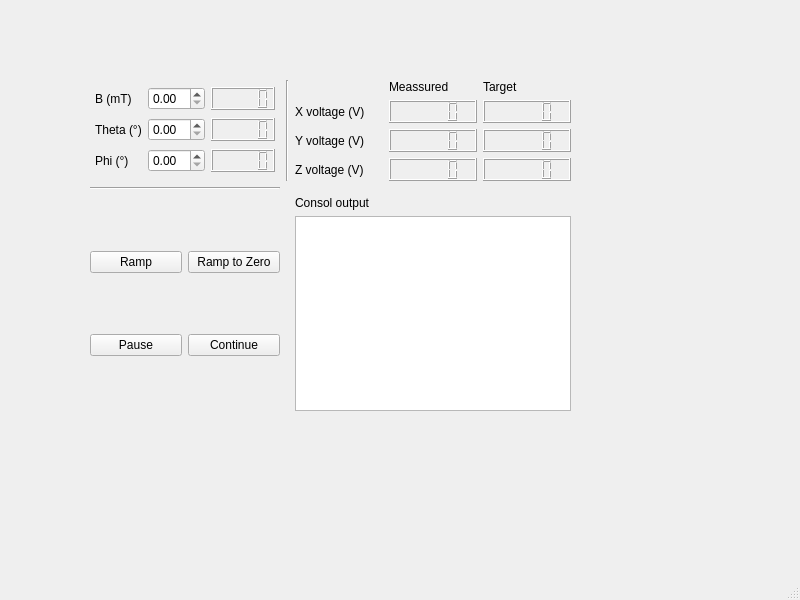
The window that src/qudi/gui/magnet/magnet_ui_qudi.ui (PI3-Stuttgart/squdi) describes before a commit, drawn with Qt 5.
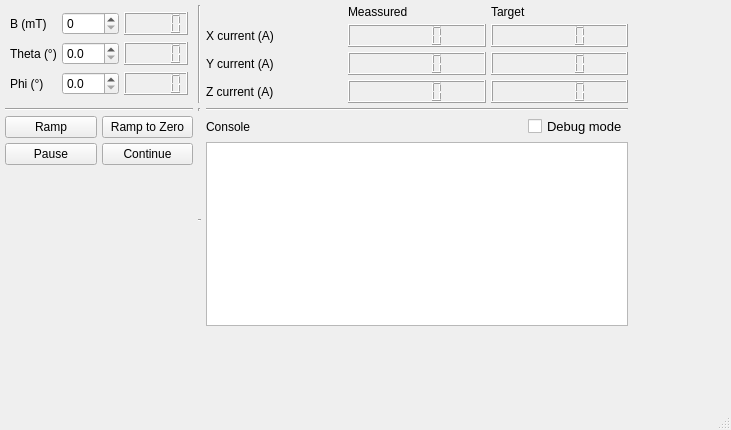
The same window after the commit.

Commit message: magnet control

The edit to the form file:
```diff
--- a/src/qudi/gui/magnet/magnet_ui_qudi.ui
+++ b/src/qudi/gui/magnet/magnet_ui_qudi.ui
@@ -6,8 +6,8 @@
    <rect>
     <x>0</x>
     <y>0</y>
-    <width>800</width>
-    <height>600</height>
+    <width>731</width>
+    <height>430</height>
    </rect>
   </property>
   <property name="windowTitle">
@@ -17,13 +17,28 @@
    <widget class="QWidget" name="gridLayoutWidget_2">
     <property name="geometry">
      <rect>
-      <x>90</x>
-      <y>80</y>
-      <width>481</width>
+      <x>0</x>
+      <y>0</y>
+      <width>633</width>
       <height>331</height>
      </rect>
     </property>
     <layout class="QGridLayout" name="gridLayout_2">
+     <property name="leftMargin">
+      <number>5</number>
+     </property>
+     <property name="topMargin">
+      <number>5</number>
+     </property>
+     <property name="rightMargin">
+      <number>5</number>
+     </property>
+     <property name="bottomMargin">
+      <number>5</number>
+     </property>
+     <property name="spacing">
+      <number>5</number>
+     </property>
      <item row="1" column="0">
       <widget class="Line" name="line">
        <property name="orientation">
@@ -41,41 +56,68 @@
      <item row="0" column="2">
       <layout class="QGridLayout" name="gridLayout_4">
        <item row="1" column="1">
-        <widget class="QLCDNumber" name="lcdNumber_4"/>
+        <widget class="QLCDNumber" name="lcdNumber_meas_x_voltage">
+         <property name="digitCount">
+          <number>5</number>
+         </property>
+        </widget>
        </item>
        <item row="2" column="2">
-        <widget class="QLCDNumber" name="lcdNumber_8"/>
+        <widget class="QLCDNumber" name="lcdNumber_target_y_voltage">
+         <property name="digitCount">
+          <number>5</number>
+         </property>
+        </widget>
        </item>
        <item row="1" column="0">
         <widget class="QLabel" name="label_4">
          <property name="text">
-          <string>X voltage (V)</string>
+          <string>X current (A)</string>
          </property>
         </widget>
        </item>
        <item row="3" column="1">
-        <widget class="QLCDNumber" name="lcdNumber_6"/>
+        <widget class="QLCDNumber" name="lcdNumber_meas_z_voltage">
+         <property name="digitCount">
+          <number>5</number>
+         </property>
+        </widget>
        </item>
        <item row="2" column="0">
         <widget class="QLabel" name="label_5">
          <property name="text">
-          <string>Y voltage (V)</string>
+          <string>Y current (A)</string>
          </property>
         </widget>
        </item>
        <item row="3" column="2">
-        <widget class="QLCDNumber" name="lcdNumber_9"/>
+        <widget class="QLCDNumber" name="lcdNumber_target_z_voltage">
+         <property name="digitCount">
+          <number>5</number>
+         </property>
+         <property name="segmentStyle">
+          <enum>QLCDNumber::Filled</enum>
+         </property>
+        </widget>
        </item>
        <item row="2" column="1">
-        <widget class="QLCDNumber" name="lcdNumber_5"/>
+        <widget class="QLCDNumber" name="lcdNumber_meas_y_voltage">
+         <property name="digitCount">
+          <number>5</number>
+         </property>
+        </widget>
        </item>
        <item row="1" column="2">
-        <widget class="QLCDNumber" name="lcdNumber_7"/>
+        <widget class="QLCDNumber" name="lcdNumber_target_x_voltage">
+         <property name="digitCount">
+          <number>5</number>
+         </property>
+        </widget>
        </item>
        <item row="3" column="0">
         <widget class="QLabel" name="label_6">
          <property name="text">
-          <string>Z voltage (V)</string>
+          <string>Z current (A)</string>
          </property>
         </widget>
        </item>
@@ -97,20 +139,6 @@
      </item>
      <item row="2" column="0">
       <layout class="QGridLayout" name="gridLayout_3">
-       <item row="1" column="0">
-        <widget class="QPushButton" name="pushButton_2">
-         <property name="text">
-          <string>Pause</string>
-         </property>
-        </widget>
-       </item>
-       <item row="0" column="0">
-        <widget class="QPushButton" name="pushButton">
-         <property name="text">
-          <string>Ramp</string>
-         </property>
-        </widget>
-       </item>
        <item row="0" column="1">
         <widget class="QPushButton" name="pushButton_3">
          <property name="text">
@@ -125,6 +153,33 @@
          </property>
         </widget>
        </item>
+       <item row="1" column="0">
+        <widget class="QPushButton" name="pushButton_pause">
+         <property name="text">
+          <string>Pause</string>
+         </property>
+        </widget>
+       </item>
+       <item row="0" column="0">
+        <widget class="QPushButton" name="pushButton_Ramp">
+         <property name="text">
+          <string>Ramp</string>
+         </property>
+        </widget>
+       </item>
+       <item row="2" column="0">
+        <spacer name="verticalSpacer">
+         <property name="orientation">
+          <enum>Qt::Vertical</enum>
+         </property>
+         <property name="sizeHint" stdset="0">
+          <size>
+           <width>20</width>
+           <height>40</height>
+          </size>
+         </property>
+        </spacer>
+       </item>
       </layout>
      </item>
      <item row="0" column="0">
@@ -163,39 +218,125 @@
         </widget>
        </item>
        <item row="0" column="1">
-        <widget class="QDoubleSpinBox" name="doubleSpinBox"/>
+        <widget class="QDoubleSpinBox" name="doubleSpinBox_target_bfield">
+         <property name="decimals">
+          <number>0</number>
+         </property>
+         <property name="maximum">
+          <double>600.000000000000000</double>
+         </property>
+        </widget>
        </item>
        <item row="2" column="1">
-        <widget class="QDoubleSpinBox" name="doubleSpinBox_3"/>
+        <widget class="QDoubleSpinBox" name="doubleSpinBox_target_phi">
+         <property name="decimals">
+          <number>1</number>
+         </property>
+         <property name="maximum">
+          <double>360.000000000000000</double>
+         </property>
+        </widget>
        </item>
        <item row="1" column="1">
-        <widget class="QDoubleSpinBox" name="doubleSpinBox_2"/>
+        <widget class="QDoubleSpinBox" name="doubleSpinBox_target_theta">
+         <property name="decimals">
+          <number>1</number>
+         </property>
+         <property name="maximum">
+          <double>180.000000000000000</double>
+         </property>
+        </widget>
        </item>
        <item row="0" column="2">
-        <widget class="QLCDNumber" name="lcdNumber"/>
+        <widget class="QLCDNumber" name="lcdNumber_curr_bfield">
+         <property name="smallDecimalPoint">
+          <bool>false</bool>
+         </property>
+         <property name="digitCount">
+          <number>5</number>
+         </property>
+        </widget>
        </item>
        <item row="1" column="2">
-        <widget class="QLCDNumber" name="lcdNumber_2"/>
+        <widget class="QLCDNumber" name="lcdNumber_curr_theta">
+         <property name="digitCount">
+          <number>5</number>
+         </property>
+        </widget>
        </item>
        <item row="2" column="2">
-        <widget class="QLCDNumber" name="lcdNumber_3"/>
+        <widget class="QLCDNumber" name="lcdNumber_curr_phi">
+         <property name="digitCount">
+          <number>5</number>
+         </property>
+        </widget>
        </item>
       </layout>
      </item>
      <item row="2" column="2">
       <layout class="QVBoxLayout" name="verticalLayout">
        <item>
-        <widget class="QLabel" name="label_9">
-         <property name="text">
-          <string>Consol output</string>
-         </property>
-        </widget>
+        <layout class="QGridLayout" name="gridLayout_5">
+         <item row="0" column="2">
+          <widget class="QCheckBox" name="checkBox_debug_mode">
+           <property name="font">
+            <font>
+             <pointsize>10</pointsize>
+            </font>
+           </property>
+           <property name="text">
+            <string>Debug mode</string>
+           </property>
+          </widget>
+         </item>
+         <item row="0" column="0">
+          <widget class="QLabel" name="label_consol">
+           <property name="text">
+            <string>Console</string>
+           </property>
+          </widget>
+         </item>
+         <item row="0" column="1">
+          <spacer name="horizontalSpacer">
+           <property name="orientation">
+            <enum>Qt::Horizontal</enum>
+           </property>
+           <property name="sizeHint" stdset="0">
+            <size>
+             <width>40</width>
+             <height>20</height>
+            </size>
+           </property>
+          </spacer>
+         </item>
+        </layout>
        </item>
        <item>
         <widget class="QTextBrowser" name="textBrowser"/>
        </item>
       </layout>
      </item>
+     <item row="2" column="1">
+      <widget class="Line" name="line_3">
+       <property name="orientation">
+        <enum>Qt::Horizontal</enum>
+       </property>
+      </widget>
+     </item>
+     <item row="1" column="2">
+      <widget class="Line" name="line_4">
+       <property name="orientation">
+        <enum>Qt::Horizontal</enum>
+       </property>
+      </widget>
+     </item>
+     <item row="1" column="1">
+      <widget class="Line" name="line_5">
+       <property name="orientation">
+        <enum>Qt::Vertical</enum>
+       </property>
+      </widget>
+     </item>
     </layout>
    </widget>
   </widget>
```
Left out of the diff: 24 changed lines with no effect on the pictures. The commit also changes 14 other files.
